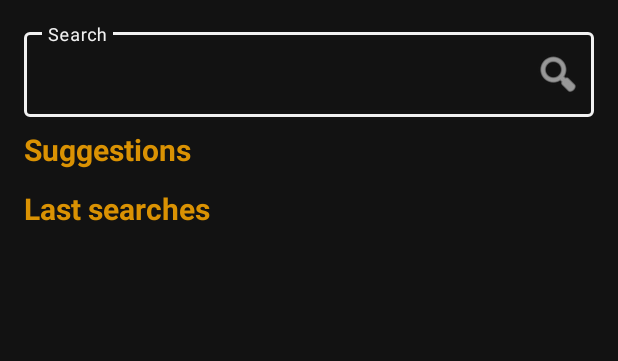
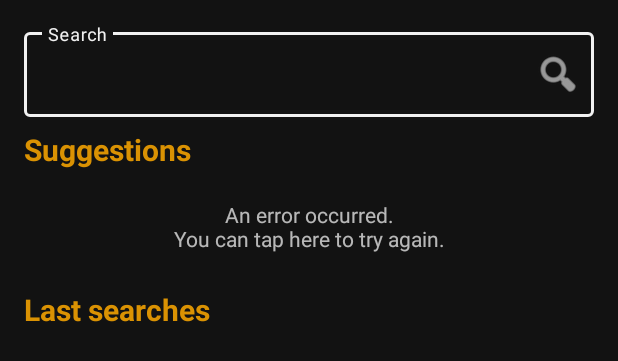
Before and after one commit to bfpimentel/chuck-norris-app, an Android app: the layout search_layout.xml on its own in the app's theme, with its tools: preview values and no code run, on a phone screen of 412 x 824 dp. Shown: the top 361 px of the screen. Run offline under Robolectric (Android 15) with nearby library versions, the light colour scheme and no system bars.

Commit message:
feat: adds error message on search fragment

```diff
--- a/app/src/main/res/layout/search_layout.xml
+++ b/app/src/main/res/layout/search_layout.xml
@@ -47,6 +47,18 @@
             android:layout_marginTop="@dimen/spacing_tiny" />
 
         <com.google.android.material.textview.MaterialTextView
+            android:id="@+id/search_tv_error"
+            android:layout_width="match_parent"
+            android:layout_height="wrap_content"
+            android:layout_gravity="center"
+            android:layout_margin="@dimen/spacing_medium"
+            android:background="?attr/selectableItemBackground"
+            android:gravity="center"
+            android:visibility="gone"
+            tools:text="An error occurred.\nYou can tap here to try again."
+            tools:visibility="visible" />
+
+        <com.google.android.material.textview.MaterialTextView
             android:layout_width="wrap_content"
             android:layout_height="wrap_content"
             android:layout_marginTop="@dimen/spacing_small"
--- a/app/src/main/res/values/strings.xml
+++ b/app/src/main/res/values/strings.xml
@@ -20,6 +20,7 @@
     <string name="search_il_search_hint">Search</string>
     <string name="search_tv_suggestions">Suggestions</string>
     <string name="search_tv_last_searches">Last searches</string>
+    <string name="search_tv_error_message">%s\nYou can tap here to try again.</string>
     <!-- Search Fragment -->
 
 </resources>
```
Also changed, not shown: app/src/main/java/dev/pimentel/chucknorris/presentation/search/SearchFragment.kt (+9 -1 lines).
